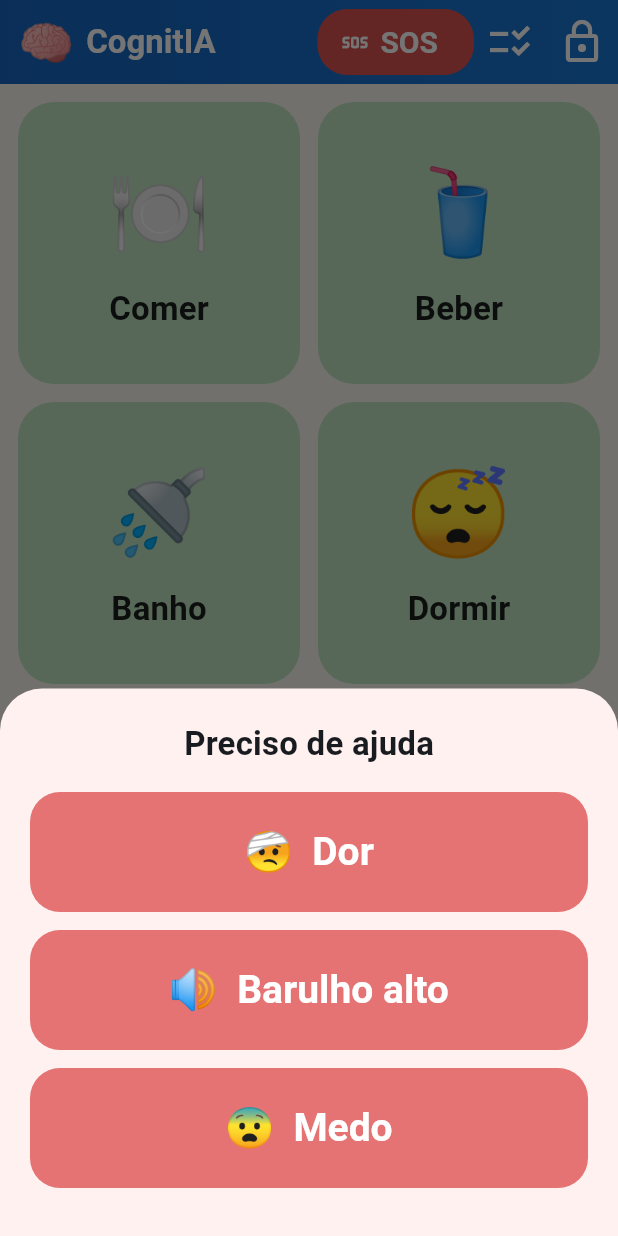
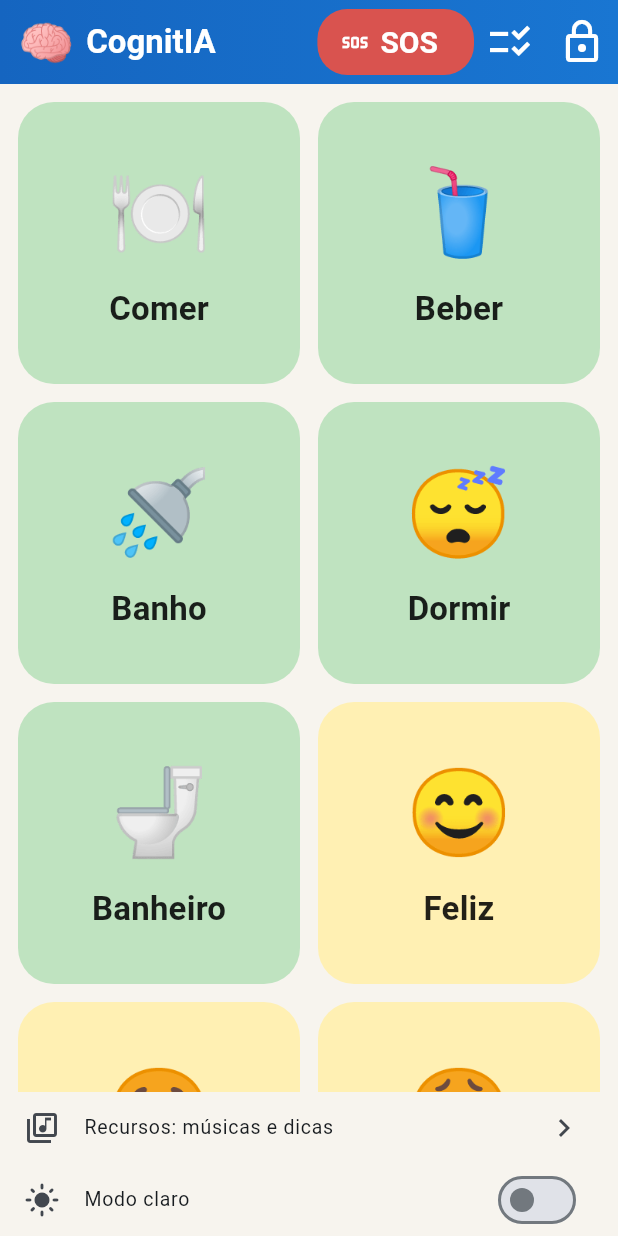
Before and after one commit to Dev-nomade/caa-webapp, a Flutter app: the screen it shows after launch, after a tap on "SOS", on a phone screen of 412 x 824 dp. Run offline on Flutter 3.47's test engine with Material 3 defaults, Android fonts, the phone set to English and light mode, and no system bars; our stand-ins replace audioplayers, flutter_tts, image_picker, material_ui, shared_preferences, youtube_player_iframe; missing offline and left inert: record.

Commit message:
feat: SOS button only calls for help (no options sheet); card videos off by default
Co-Authored-By: Claude Sonnet 5.5 <noreply@anthropic.com>
Claude-Session: https://claude.ai/code/session_017Gt1NB89uk3WRvFtPyoRJr

```diff
--- a/app/lib/data/cards.dart
+++ b/app/lib/data/cards.dart
@@ -206,14 +206,3 @@ const cartoes = <PecsCard>[
     videoId: 'gSEu2od18PQ',
   ),
 ];
-
-class SosOption {
-  final String id, rotulo, frase, emoji;
-  const SosOption(this.id, this.rotulo, this.frase, this.emoji);
-}
-
-const opcoesSos = <SosOption>[
-  SosOption('dor', 'Dor', 'Estou com dor', '🤕'),
-  SosOption('barulho', 'Barulho alto', 'O barulho está muito alto', '🔊'),
-  SosOption('medo', 'Medo', 'Estou com medo', '😨'),
-];
--- a/app/lib/features/crianca/home_page.dart
+++ b/app/lib/features/crianca/home_page.dart
@@ -1,3 +1,4 @@
+import 'package:flutter/services.dart' show HapticFeedback;
 import 'package:material_ui/material_ui.dart';
 import 'package:provider/provider.dart';
 
@@ -8,7 +9,6 @@ import '../widgets/card_visual.dart';
 import '../widgets/video_dialog.dart';
 import '../recursos/recursos_page.dart';
 import '../rotina/rotina_page.dart';
-import 'sos_sheet.dart';
 
 /// Modo Criança: poucos elementos, botões grandes, sem texto longo.
 class HomePage extends StatelessWidget {
@@ -58,8 +58,8 @@ class HomePage extends StatelessWidget {
                   backgroundColor: const Color(0xFFD9534F),
                 ),
                 onPressed: () {
+                  HapticFeedback.heavyImpact();
                   context.read<AppState>().pedirAjuda();
-                  mostrarSos(context);
                 },
                 icon: const Icon(Icons.sos),
                 label: const Text('SOS'),
--- a/app/lib/features/crianca/sos_sheet.dart
+++ /dev/null
@@ -1,53 +0,0 @@
-import 'package:material_ui/material_ui.dart';
-import 'package:flutter/services.dart';
-import 'package:provider/provider.dart';
-
-import '../../data/cards.dart';
-import '../../state/app_state.dart';
-
-void mostrarSos(BuildContext context) {
-  HapticFeedback.mediumImpact(); // vibração suave
-  showModalBottomSheet(
-    context: context,
-    backgroundColor: const Color(0xFFFFF1F0),
-    shape: const RoundedRectangleBorder(
-      borderRadius: BorderRadius.vertical(top: Radius.circular(28)),
-    ),
-    builder: (_) => SafeArea(
-      child: Padding(
-        padding: const EdgeInsets.all(20),
-        child: Column(
-          mainAxisSize: MainAxisSize.min,
-          children: [
-            Text(
-              'Preciso de ajuda',
-              style: Theme.of(context).textTheme.titleMedium,
-            ),
-            const SizedBox(height: 16),
-            for (final o in opcoesSos)
-              Padding(
-                padding: const EdgeInsets.only(bottom: 12),
-                child: SizedBox(
-                  width: double.infinity,
-                  height: 80,
-                  child: FilledButton(
-                    style: FilledButton.styleFrom(
-                      backgroundColor: const Color(0xFFE57373),
-                    ),
-                    onPressed: () {
-                      HapticFeedback.heavyImpact();
-                      context.read<AppState>().acionarSos(o);
-                    },
-                    child: Text(
-                      '${o.emoji}  ${o.rotulo}',
-                      style: const TextStyle(fontSize: 26),
-                    ),
-                  ),
-                ),
-              ),
-          ],
-        ),
-      ),
-    ),
-  );
-}
--- a/app/lib/state/app_state.dart
+++ b/app/lib/state/app_state.dart
@@ -51,7 +51,7 @@ class AppState extends ChangeNotifier {
   String pin = '1234';
   bool altoContraste = false;
   bool escuro = false;
-  bool videoAoTocar = true;
+  bool videoAoTocar = false;
   int colunas = 2;
 
   // ---- Rotina visual ----
@@ -96,7 +96,7 @@ class AppState extends ChangeNotifier {
     pin = _prefs.getString('pin') ?? '1234';
     altoContraste = _prefs.getBool('altoContraste') ?? false;
     escuro = _prefs.getBool('escuro') ?? false;
-    videoAoTocar = _prefs.getBool('videoAoTocar') ?? true;
+    videoAoTocar = _prefs.getBool('videoAoTocar') ?? false;
     colunas = _prefs.getInt('colunas') ?? 2;
     rotina = (_prefs.getStringList('rotina') ?? List.of(rotinaPadrao))
         .where((id) => buscar(id) != null)
@@ -252,12 +252,10 @@ class AppState extends ChangeNotifier {
   }
 
   // ---- SOS ----
-  /// Toque no botão SOS: pede ajuda em voz alta.
-  void pedirAjuda() => tts.falar('Me ajude');
-
-  void acionarSos(SosOption o) {
-    tts.falar(o.frase);
-    sons.tocarAlerta(); // alerta suave de três tons
+  /// Toque no botão SOS: fala "Me ajude" e toca o alerta suave de três tons.
+  void pedirAjuda() {
+    tts.falar('Me ajude');
+    sons.tocarAlerta();
   }
 
   // ---- Cuidador ----
```
Also changed, not shown: 2 other files.
